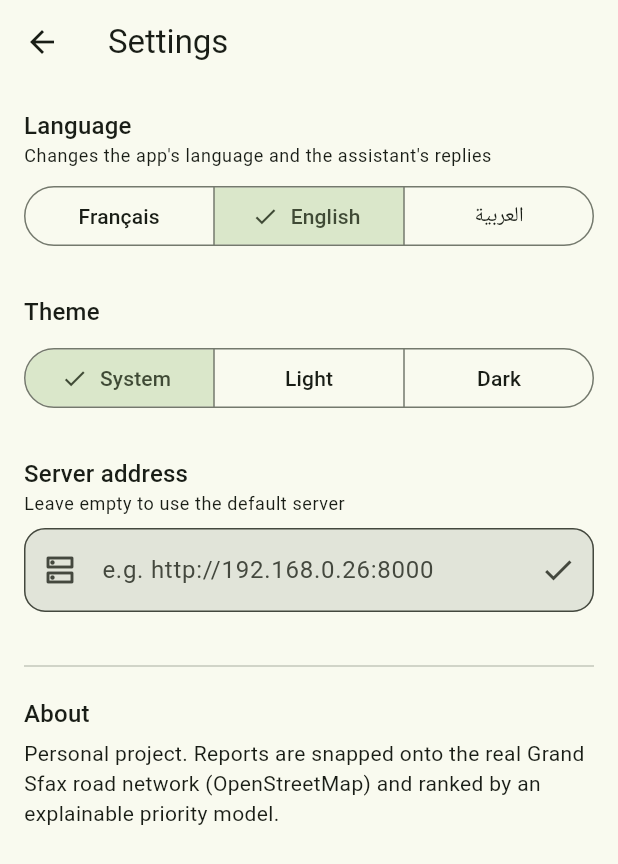
After one commit to farahhaddar828-tech/sfax-eco-route, a Flutter app: the SettingsScreen screen opened directly, after a tap on "English", on a phone screen of 412 x 824 dp. The commit adds this screen. Shown: the top 864 px of the screen. Run offline on Flutter 3.47's test engine with Material 3 defaults, Android fonts, the phone set to English and light mode, and no system bars; our stand-ins replace flutter_map, geolocator, image_picker, latlong2, shared_preferences; accounts and stored records are empty; network calls fail.

Commit message:
Add settings screen, three-language layer and assistant language

```diff
--- /dev/null
+++ b/mobile/lib/i18n.dart
@@ -0,0 +1,96 @@
+import 'settings.dart';
+
+/// Minimal string table for French, English and Tunisian-facing Arabic.
+///
+/// Deliberately a plain map rather than ARB files with code generation: no
+/// build_runner step, no generated sources in the repo, and adding a language is
+/// one more entry. If this grows past a few hundred keys, move to ARB.
+///
+/// Keys missing from a language fall back to French, so a partial translation
+/// degrades to something readable instead of showing the raw key.
+const Map<String, Map<String, String>> _strings = {
+  'fr': {
+    'app.title': 'Sfax Eco-Route',
+    'tab.map': 'Carte',
+    'tab.dashboard': 'Tableau de bord',
+    'tab.assistant': 'Assistant',
+    'action.report': 'Signaler',
+    'action.refresh': 'Actualiser',
+    'action.save': 'Enregistrer',
+    'action.cancel': 'Annuler',
+    'settings.title': 'Paramètres',
+    'settings.language': 'Langue',
+    'settings.language.hint': "Change la langue de l'application et des réponses de l'assistant",
+    'settings.theme': 'Thème',
+    'settings.theme.system': 'Système',
+    'settings.theme.light': 'Clair',
+    'settings.theme.dark': 'Sombre',
+    'settings.server': 'Adresse du serveur',
+    'settings.server.hint': 'Laissez vide pour utiliser le serveur par défaut',
+    'settings.server.example': 'ex. http://192.168.0.26:8000',
+    'settings.server.saved': 'Adresse du serveur enregistrée',
+    'settings.about': 'À propos',
+    'settings.about.body':
+        'Projet personnel. Les signalements sont rattachés au réseau routier réel de Grand Sfax '
+            '(OpenStreetMap) et classés par un modèle de priorité explicable.',
+  },
+  'en': {
+    'app.title': 'Sfax Eco-Route',
+    'tab.map': 'Map',
+    'tab.dashboard': 'Dashboard',
+    'tab.assistant': 'Assistant',
+    'action.report': 'Report',
+    'action.refresh': 'Refresh',
+    'action.save': 'Save',
+    'action.cancel': 'Cancel',
+    'settings.title': 'Settings',
+    'settings.language': 'Language',
+    'settings.language.hint': "Changes the app's language and the assistant's replies",
+    'settings.theme': 'Theme',
+    'settings.theme.system': 'System',
+    'settings.theme.light': 'Light',
+    'settings.theme.dark': 'Dark',
+    'settings.server': 'Server address',
+    'settings.server.hint': 'Leave empty to use the default server',
+    'settings.server.example': 'e.g. http://192.168.0.26:8000',
+    'settings.server.saved': 'Server address saved',
+    'settings.about': 'About',
+    'settings.about.body':
+        'Personal project. Reports are snapped onto the real Grand Sfax road network '
+            '(OpenStreetMap) and ranked by an explainable priority model.',
+  },
+  'ar': {
+    'app.title': 'صفاقس إيكو-روت',
+    'tab.map': 'الخريطة',
+    'tab.dashboard': 'لوحة المتابعة',
+    'tab.assistant': 'المساعد',
+    'action.report': 'الإبلاغ',
+    'action.refresh': 'تحديث',
+    'action.save': 'حفظ',
+    'action.cancel': 'إلغاء',
+    'settings.title': 'الإعدادات',
+    'settings.language': 'اللغة',
+    'settings.language.hint': 'تغيّر لغة التطبيق وردود المساعد',
+    'settings.theme': 'المظهر',
+    'settings.theme.system': 'حسب النظام',
+    'settings.theme.light': 'فاتح',
+    'settings.theme.dark': 'داكن',
+    'settings.server': 'عنوان الخادم',
+    'settings.server.hint': 'اتركه فارغًا لاستعمال الخادم الافتراضي',
+    'settings.server.example': 'مثال: http://192.168.0.26:8000',
+    'settings.server.saved': 'تم حفظ عنوان الخادم',
+    'settings.about': 'حول التطبيق',
+    'settings.about.body':
+        'مشروع شخصي. تُسقط البلاغات على شبكة الطرقات الحقيقية لصفاقس الكبرى '
+            '(OpenStreetMap) وتُرتّب حسب نموذج أولوية قابل للتفسير.',
+  },
+};
+
+/// Look up a translated string for the currently selected language.
+String t(String key) {
+  final lang = Settings.instance.language;
+  return _strings[lang]?[key] ?? _strings['fr']?[key] ?? key;
+}
+
+/// The languages offered in Settings, each labelled in its own language.
+const languageNames = {'fr': 'Français', 'en': 'English', 'ar': 'العربية'};
--- a/mobile/lib/main.dart
+++ b/mobile/lib/main.dart
@@ -1,12 +1,19 @@
 import 'package:flutter/material.dart';
+import 'package:flutter_localizations/flutter_localizations.dart';
 
+import 'i18n.dart';
 import 'models.dart';
 import 'screens/assistant_screen.dart';
 import 'screens/dashboard_screen.dart';
 import 'screens/map_screen.dart';
 import 'screens/report_screen.dart';
+import 'settings.dart';
 
-void main() => runApp(const EcoRouteApp());
+Future<void> main() async {
+  WidgetsFlutterBinding.ensureInitialized();
+  await Settings.instance.load();
+  runApp(const EcoRouteApp());
+}
 
 const brandGreen = Color(0xFF567D3A);
 
@@ -27,12 +34,25 @@ class EcoRouteApp extends StatelessWidget {
       );
 
   @override
-  Widget build(BuildContext context) => MaterialApp(
-        title: 'Sfax Eco-Route',
-        debugShowCheckedModeBanner: false,
-        theme: _theme(Brightness.light),
-        darkTheme: _theme(Brightness.dark),
-        home: const Shell(),
+  Widget build(BuildContext context) => AnimatedBuilder(
+        // Rebuild the whole app when the language or theme changes. Setting
+        // `locale` is what flips Arabic to a right-to-left layout.
+        animation: Settings.instance,
+        builder: (_, __) => MaterialApp(
+          title: t('app.title'),
+          debugShowCheckedModeBanner: false,
+          theme: _theme(Brightness.light),
+          darkTheme: _theme(Brightness.dark),
+          themeMode: Settings.instance.themeMode,
+          locale: Settings.instance.locale,
+          supportedLocales: const [Locale('fr'), Locale('en'), Locale('ar')],
+          localizationsDelegates: const [
+            GlobalMaterialLocalizations.delegate,
+            GlobalWidgetsLocalizations.delegate,
+            GlobalCupertinoLocalizations.delegate,
+          ],
+          home: const Shell(),
+        ),
       );
 }
 
@@ -71,17 +91,22 @@ class _ShellState extends State<Shell> {
           : FloatingActionButton.extended(
               onPressed: openReport,
               icon: const Icon(Icons.add_location_alt_outlined),
-              label: const Text('Signaler'),
+              label: Text(t('action.report')),
             ),
       bottomNavigationBar: NavigationBar(
         selectedIndex: _tab,
         onDestinationSelected: (i) => setState(() => _tab = i),
-        destinations: const [
-          NavigationDestination(icon: Icon(Icons.map_outlined), selectedIcon: Icon(Icons.map), label: 'Carte'),
+        destinations: [
           NavigationDestination(
-              icon: Icon(Icons.insights_outlined), selectedIcon: Icon(Icons.insights), label: 'Tableau de bord'),
+              icon: const Icon(Icons.map_outlined), selectedIcon: const Icon(Icons.map), label: t('tab.map')),
           NavigationDestination(
-              icon: Icon(Icons.support_agent_outlined), selectedIcon: Icon(Icons.support_agent), label: 'Assistant'),
+              icon: const Icon(Icons.insights_outlined),
+              selectedIcon: const Icon(Icons.insights),
+              label: t('tab.dashboard')),
+          NavigationDestination(
+              icon: const Icon(Icons.support_agent_outlined),
+              selectedIcon: const Icon(Icons.support_agent),
+              label: t('tab.assistant')),
         ],
       ),
     );
--- a/mobile/lib/screens/assistant_screen.dart
+++ b/mobile/lib/screens/assistant_screen.dart
@@ -2,6 +2,7 @@ import 'package:flutter/material.dart';
 import 'package:latlong2/latlong.dart';
 
 import '../api.dart';
+import '../settings.dart';
 import '../location.dart';
 import '../models.dart';
 
@@ -49,7 +50,7 @@ class _AssistantScreenState extends State<AssistantScreen> {
     _toBottom();
     try {
       final history = [for (final m in _msgs) {'role': m.role, 'content': m.text}];
-      final r = await Api.instance.chat(history, _pos);
+      final r = await Api.instance.chat(history, _pos, lang: Settings.instance.language);
       final draft = r['report_draft'] as Map<String, dynamic>?;
       setState(() => _msgs.add(_Msg('assistant', r['reply'] ?? '',
           draft: draft == null ? null : ReportDraft.fromJson(draft),
--- a/mobile/lib/screens/map_screen.dart
+++ b/mobile/lib/screens/map_screen.dart
@@ -3,8 +3,10 @@ import 'package:flutter_map/flutter_map.dart';
 import 'package:latlong2/latlong.dart';
 
 import '../api.dart';
+import '../i18n.dart';
 import '../location.dart';
 import '../models.dart';
+import 'settings_screen.dart';
 
 enum MapMode { browse, route, closure }
 
@@ -80,8 +82,16 @@ class MapScreenState extends State<MapScreen> {
     final cs = Theme.of(context).colorScheme;
     return Scaffold(
       appBar: AppBar(
-        title: const Text('Sfax Eco-Route'),
-        actions: [IconButton(onPressed: refresh, icon: const Icon(Icons.refresh), tooltip: 'Actualiser')],
+        title: Text(t('app.title')),
+        actions: [
+          IconButton(onPressed: refresh, icon: const Icon(Icons.refresh), tooltip: t('action.refresh')),
+          IconButton(
+            onPressed: () => Navigator.of(context)
+                .push(MaterialPageRoute(builder: (_) => const SettingsScreen())),
+            icon: const Icon(Icons.settings_outlined),
+            tooltip: t('settings.title'),
+          ),
+        ],
       ),
       body: Stack(children: [
         FlutterMap(
--- /dev/null
+++ b/mobile/lib/screens/settings_screen.dart
@@ -0,0 +1,94 @@
+import 'package:flutter/material.dart';
+
+import '../i18n.dart';
+import '../settings.dart';
+
+class SettingsScreen extends StatefulWidget {
+  const SettingsScreen({super.key});
+
+  @override
+  State<SettingsScreen> createState() => _SettingsScreenState();
+}
+
+class _SettingsScreenState extends State<SettingsScreen> {
+  late final TextEditingController _server =
+      TextEditingController(text: Settings.instance.serverUrl);
+
+  @override
+  void dispose() {
+    _server.dispose();
+    super.dispose();
+  }
+
+  Future<void> _saveServer() async {
+    await Settings.instance.setServerUrl(_server.text);
+    if (!mounted) return;
+    FocusScope.of(context).unfocus();
+    ScaffoldMessenger.of(context).showSnackBar(
+      SnackBar(content: Text(t('settings.server.saved'))),
+    );
+  }
+
+  @override
+  Widget build(BuildContext context) {
+    final s = Settings.instance;
+    final text = Theme.of(context).textTheme;
+    return Scaffold(
+      appBar: AppBar(title: Text(t('settings.title'))),
+      body: ListView(padding: const EdgeInsets.all(16), children: [
+        Text(t('settings.language'), style: text.titleMedium),
+        Text(t('settings.language.hint'), style: text.bodySmall),
+        const SizedBox(height: 8),
+        SegmentedButton<String>(
+          segments: [
+            for (final e in languageNames.entries)
+              ButtonSegment(value: e.key, label: Text(e.value)),
+          ],
+          selected: {s.language},
+          onSelectionChanged: (sel) => s.setLanguage(sel.first),
+        ),
+        const SizedBox(height: 28),
+
+        Text(t('settings.theme'), style: text.titleMedium),
+        const SizedBox(height: 8),
+        SegmentedButton<ThemeMode>(
+          segments: [
+            ButtonSegment(value: ThemeMode.system, label: Text(t('settings.theme.system'))),
+            ButtonSegment(value: ThemeMode.light, label: Text(t('settings.theme.light'))),
+            ButtonSegment(value: ThemeMode.dark, label: Text(t('settings.theme.dark'))),
+          ],
+          selected: {s.themeMode},
+          onSelectionChanged: (sel) => s.setThemeMode(sel.first),
+        ),
+        const SizedBox(height: 28),
+
+        Text(t('settings.server'), style: text.titleMedium),
+        Text(t('settings.server.hint'), style: text.bodySmall),
+        const SizedBox(height: 8),
+        TextField(
+          controller: _server,
+          keyboardType: TextInputType.url,
+          autocorrect: false,
+          textInputAction: TextInputAction.done,
+          onSubmitted: (_) => _saveServer(),
+          decoration: InputDecoration(
+            hintText: t('settings.server.example'),
+            prefixIcon: const Icon(Icons.dns_outlined),
+            suffixIcon: IconButton(
+              icon: const Icon(Icons.check),
+              tooltip: t('action.save'),
+              onPressed: _saveServer,
+            ),
+          ),
+        ),
+        const SizedBox(height: 28),
+
+        const Divider(),
+        const SizedBox(height: 12),
+        Text(t('settings.about'), style: text.titleMedium),
+        const SizedBox(height: 4),
+        Text(t('settings.about.body'), style: text.bodyMedium),
+      ]),
+    );
+  }
+}
--- /dev/null
+++ b/mobile/lib/settings.dart
@@ -0,0 +1,77 @@
+import 'package:flutter/material.dart';
+import 'package:shared_preferences/shared_preferences.dart';
+
+import 'api.dart';
+
+/// App-wide settings, persisted on the device.
+///
+/// A plain [ChangeNotifier] rather than a state-management package: there are
+/// three values and one listener (the root widget), so anything bigger would be
+/// scaffolding for its own sake.
+class Settings extends ChangeNotifier {
+  Settings._();
+
+  static final Settings instance = Settings._();
+
+  static const _kLang = 'lang';
+  static const _kTheme = 'theme';
+  static const _kServer = 'server';
+
+  /// 'fr' | 'en' | 'ar'. Arabic also flips the whole layout right-to-left,
+  /// which Flutter handles once the locale is set on MaterialApp.
+  String language = 'fr';
+  ThemeMode themeMode = ThemeMode.system;
+
+  /// Overrides the API_URL compiled in at build time. Without this, every change
+  /// of the PC's IP address means rebuilding and reinstalling the APK.
+  String serverUrl = '';
+
+  SharedPreferences? _prefs;
+
+  Future<void> load() async {
+    _prefs = await SharedPreferences.getInstance();
+    language = _prefs?.getString(_kLang) ?? 'fr';
+    final t = _prefs?.getString(_kTheme);
+    themeMode = t == 'light'
+        ? ThemeMode.light
+        : t == 'dark'
+            ? ThemeMode.dark
+            : ThemeMode.system;
+    serverUrl = _prefs?.getString(_kServer) ?? '';
+    applyServerUrl();
+  }
+
+  Locale get locale => Locale(language);
+
+  bool get isRtl => language == 'ar';
+
+  /// Point the API client at the configured server, or back at the build-time default.
+  void applyServerUrl() => setApiBase(serverUrl.trim().isEmpty ? null : serverUrl.trim());
+
+  Future<void> setLanguage(String code) async {
+    if (language == code) return;
+    language = code;
+    await _prefs?.setString(_kLang, code);
+    notifyListeners();
+  }
+
+  Future<void> setThemeMode(ThemeMode mode) async {
+    if (themeMode == mode) return;
+    themeMode = mode;
+    await _prefs?.setString(
+        _kTheme,
+        mode == ThemeMode.light
+            ? 'light'
+            : mode == ThemeMode.dark
+                ? 'dark'
+                : 'system');
+    notifyListeners();
+  }
+
+  Future<void> setServerUrl(String url) async {
+    serverUrl = url.trim();
+    await _prefs?.setString(_kServer, serverUrl);
+    applyServerUrl();
+    notifyListeners();
+  }
+}
--- a/mobile/pubspec.yaml
+++ b/mobile/pubspec.yaml
@@ -9,12 +9,15 @@ environment:
 dependencies:
   flutter:
     sdk: flutter
+  flutter_localizations:
+    sdk: flutter
   flutter_map: ^7.0.2
   latlong2: ^0.9.1
   http: ^1.2.2
   http_parser: ^4.0.2
   geolocator: ^13.0.1
   image_picker: ^1.1.2
+  shared_preferences: ^2.3.2
 
 dev_dependencies:
   flutter_test:
```
Also changed, not shown: mobile/lib/api.dart (+14 -2 lines), mobile/pubspec.lock, 5 other files.
